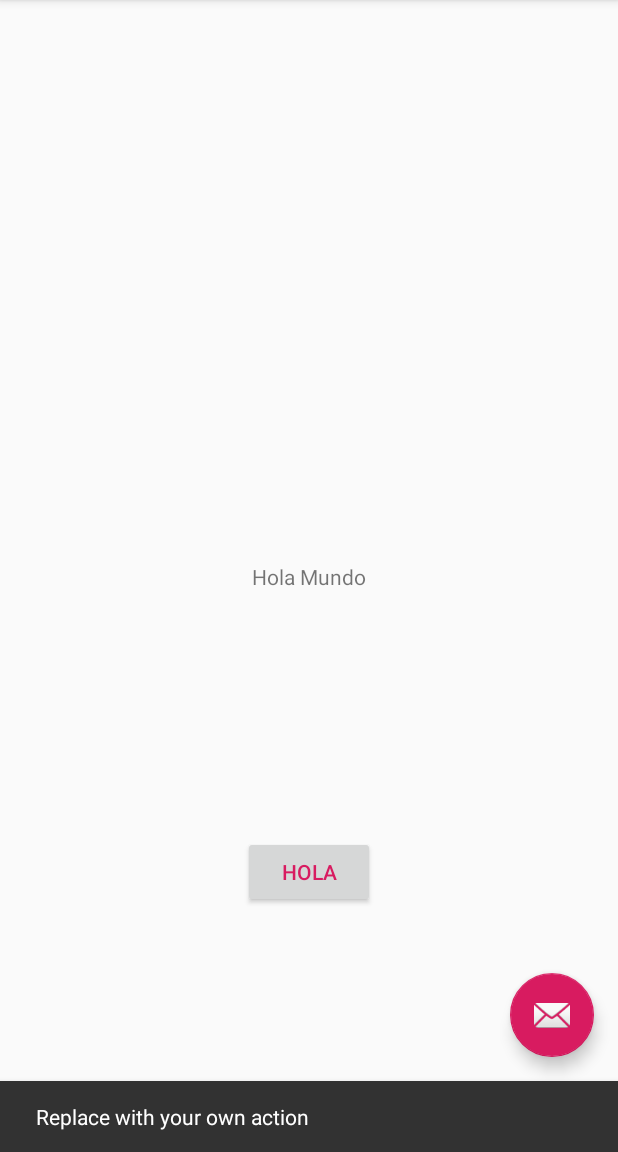
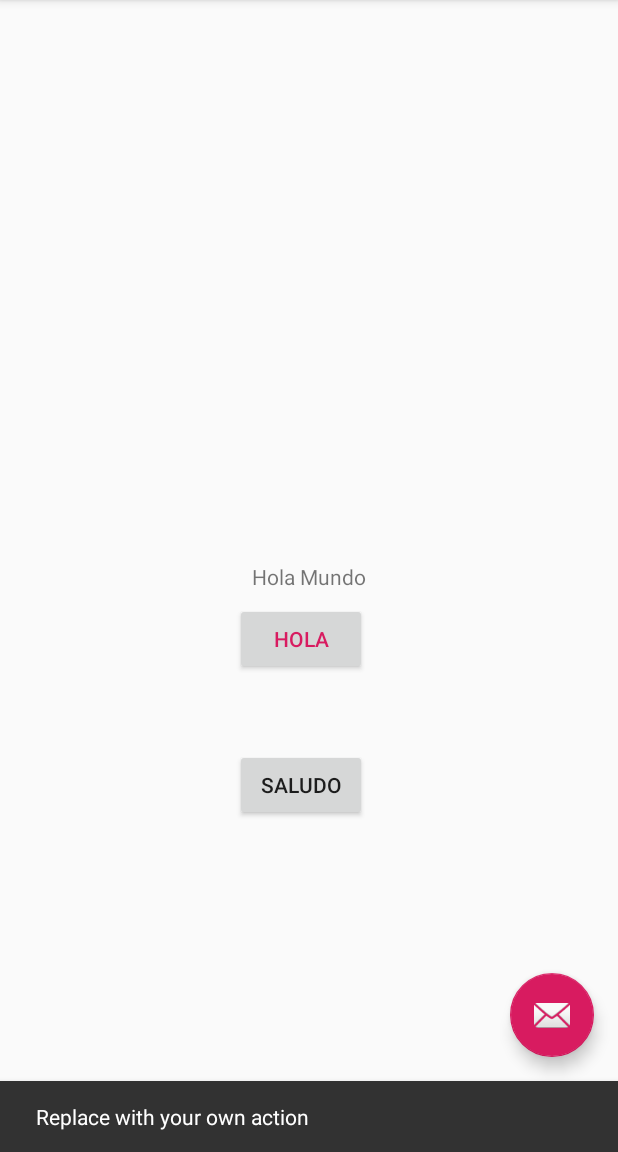
Before and after one commit to Nanosegundos/TareaVersionesRCC, an Android app: the screen it shows after launch (MainActivity), after a tap on an icon or button, on a phone screen of 412 x 824 dp, the part 84-1236 px from its top. Run offline under Robolectric (Android 15) with nearby library versions, the phone set to English and light mode, and no system bars.

Commit message:
Añado Saludo

```diff
--- a/app/src/main/res/layout/content_main.xml
+++ b/app/src/main/res/layout/content_main.xml
@@ -27,12 +27,29 @@
         android:layout_marginTop="8dp"
         android:layout_marginEnd="8dp"
         android:layout_marginRight="8dp"
-        android:layout_marginBottom="8dp"
         android:text="HOLA"
         android:textColor="@color/colorAccent"
-        app:layout_constraintBottom_toBottomOf="parent"
         app:layout_constraintEnd_toEndOf="parent"
+        app:layout_constraintHorizontal_bias="0.482"
         app:layout_constraintStart_toStartOf="parent"
         app:layout_constraintTop_toBottomOf="@+id/textView" />
 
+    <Button
+        android:id="@+id/button2"
+        android:layout_width="wrap_content"
+        android:layout_height="wrap_content"
+        android:layout_marginStart="8dp"
+        android:layout_marginLeft="8dp"
+        android:layout_marginTop="8dp"
+        android:layout_marginEnd="8dp"
+        android:layout_marginRight="8dp"
+        android:layout_marginBottom="8dp"
+        android:text="SALUDO"
+        app:layout_constraintBottom_toBottomOf="parent"
+        app:layout_constraintEnd_toEndOf="parent"
+        app:layout_constraintHorizontal_bias="0.482"
+        app:layout_constraintStart_toStartOf="parent"
+        app:layout_constraintTop_toBottomOf="@+id/button"
+        app:layout_constraintVertical_bias="0.163" />
+
 </android.support.constraint.ConstraintLayout>
```
